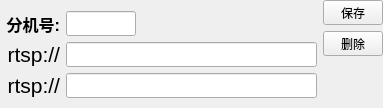
The window that VideoLinkage/extensioncfg.ui (xb985547608/pbx-panel-v2) describes before a commit, drawn with Qt 5.
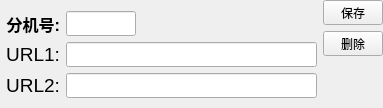
The same window after the commit.

Patch:
```diff
--- a/VideoLinkage/extensioncfg.ui
+++ b/VideoLinkage/extensioncfg.ui
@@ -141,11 +141,11 @@
          <property name="font">
           <font>
            <family>Arial</family>
-           <pointsize>16</pointsize>
+           <pointsize>14</pointsize>
           </font>
          </property>
          <property name="text">
-          <string>rtsp://</string>
+          <string>URL1:</string>
          </property>
          <property name="alignment">
           <set>Qt::AlignRight|Qt::AlignTrailing|Qt::AlignVCenter</set>
@@ -189,11 +189,11 @@
          <property name="font">
           <font>
            <family>Arial</family>
-           <pointsize>16</pointsize>
+           <pointsize>14</pointsize>
           </font>
          </property>
          <property name="text">
-          <string>rtsp://</string>
+          <string>URL2:</string>
          </property>
          <property name="alignment">
           <set>Qt::AlignRight|Qt::AlignTrailing|Qt::AlignVCenter</set>
```
